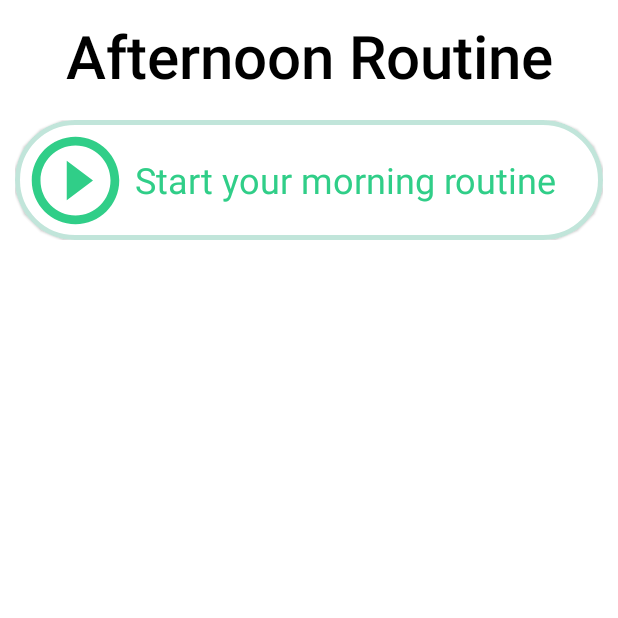
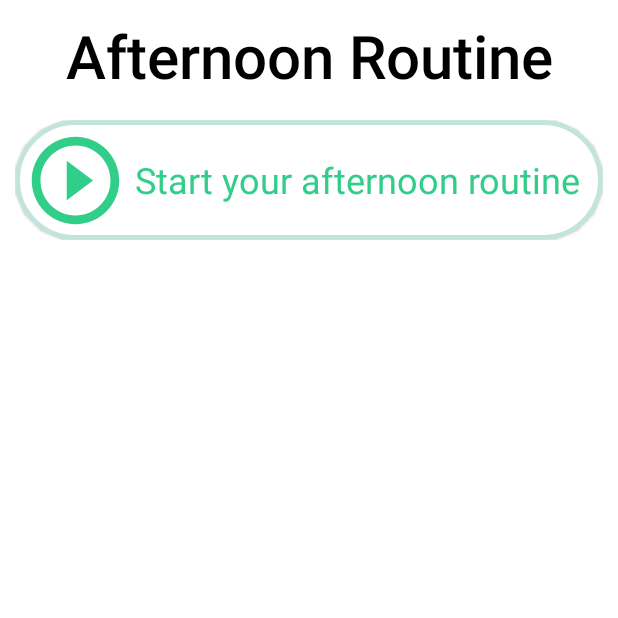
Before and after one commit to srushtixvasani/app, an Android app: the AfternoonActivity screen opened directly, with no data from a screen before it, on a phone screen of 412 x 824 dp, the top half of it. Run offline under Robolectric (Android 15) with nearby library versions, the phone set to English and light mode, and no system bars.

Commit message:
rollback to previous
Signed-off-by: srushtixvasani <srushtivasani@gmail.com>

```diff
--- a/app/src/main/res/layout/afternoon_activity.xml
+++ b/app/src/main/res/layout/afternoon_activity.xml
@@ -387,7 +387,7 @@
                 <TextView
                     android:layout_width="match_parent"
                     android:layout_height="match_parent"
-                    android:text="@string/morning_routine"
+                    android:text="@string/afternoon_routine"
                     android:textSize="24sp"
                     android:textColor="@color/green"
                     android:gravity="center_vertical"
--- a/app/src/main/res/values/strings.xml
+++ b/app/src/main/res/values/strings.xml
@@ -9,7 +9,7 @@
     <string name="afternoon_routine">Start your afternoon routine</string>
     <string name="evening_routine">Start your evening routine</string>
     <string name="ootd"> Outfit of the day </string>
-    <string name="git"> Git changes</string>
+
 
 
 
```
